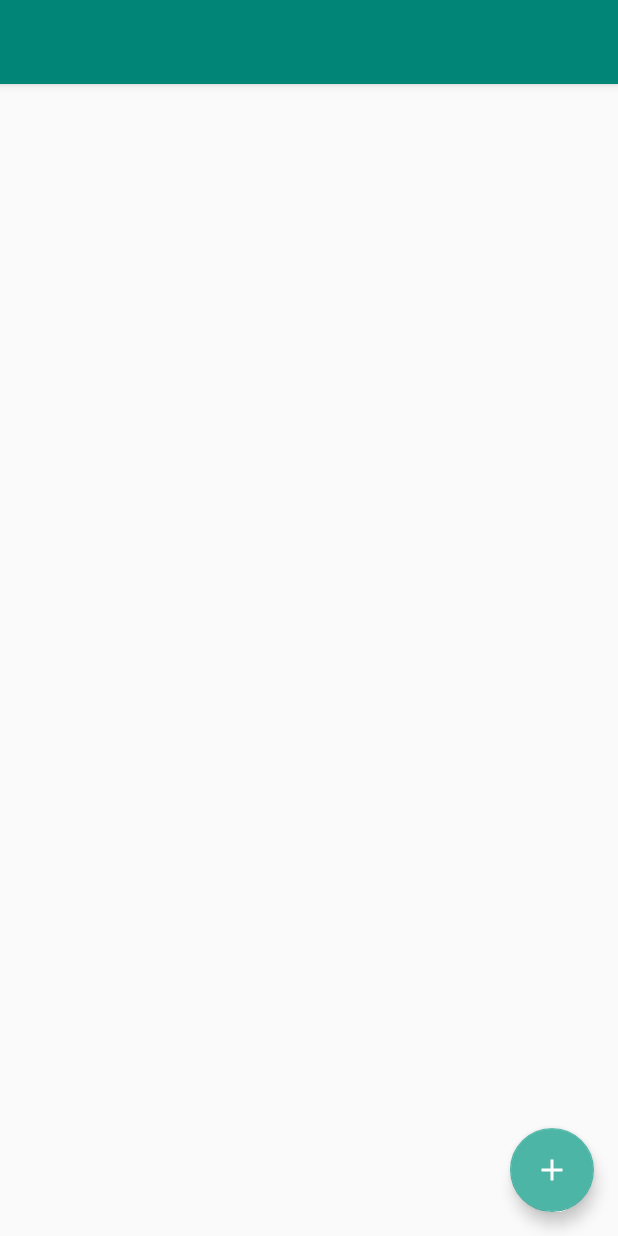
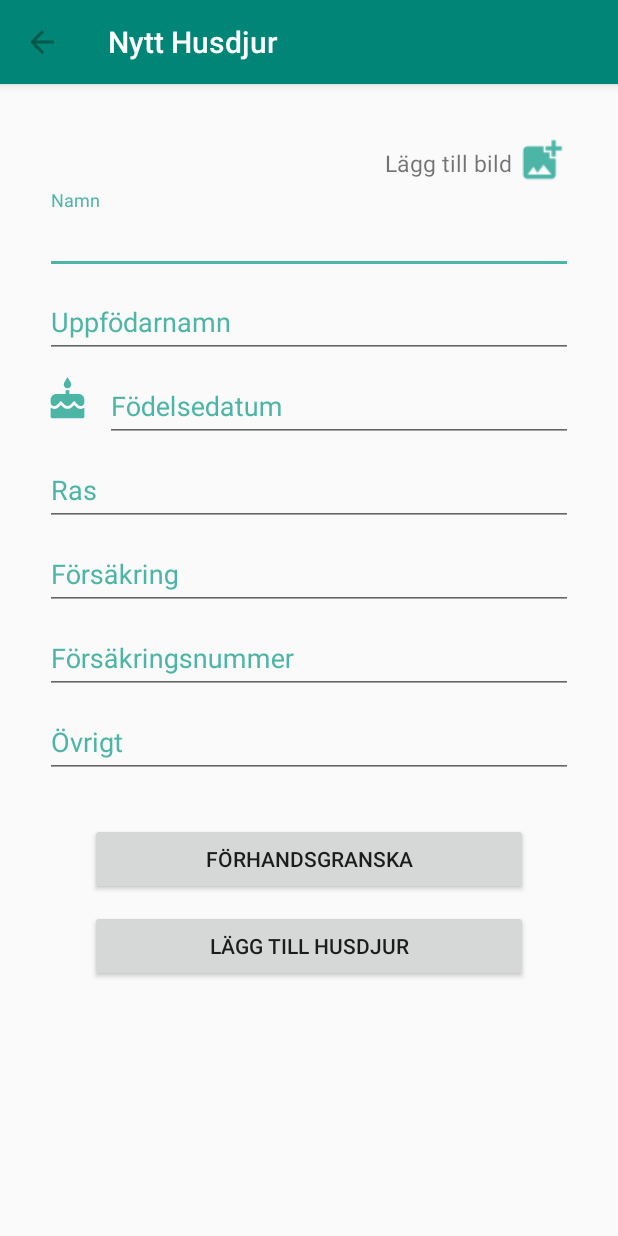
Before and after one commit to sara-sall/PetTrackerJava, an Android app: the screen it shows after launch once a user with an empty profile is signed in (MainActivity before the commit, AddPetActivity after it), after a tap on an icon or button, on a phone screen of 412 x 824 dp. Run offline under Robolectric (Android 15) with nearby library versions, the phone set to English and light mode, and no system bars; our stand-ins replace Firebase (no records; nobody signed in at launch, a user with empty details on screens opened directly), Picasso.

Commit message:
Adding new pets

```diff
--- a/app/build.gradle
+++ b/app/build.gradle
@@ -5,7 +5,7 @@ android {
     compileSdkVersion 28
     defaultConfig {
         applicationId "com.example.pettracker"
-        minSdkVersion 15
+        minSdkVersion 17
         targetSdkVersion 28
         versionCode 1
         versionName "1.0"
--- /dev/null
+++ b/app/src/main/java/com/example/pettracker/AddPetActivity.java
@@ -0,0 +1,285 @@
+package com.example.pettracker;
+
+import android.app.DatePickerDialog;
+import android.content.ContentResolver;
+import android.content.Intent;
+import android.net.Uri;
+import android.support.annotation.NonNull;
+import android.support.annotation.Nullable;
+import android.support.design.widget.TextInputEditText;
+import android.support.design.widget.TextInputLayout;
+import android.support.v7.app.AppCompatActivity;
+import android.os.Bundle;
+import android.support.v7.widget.Toolbar;
+import android.text.InputType;
+import android.util.Log;
+import android.view.View;
+import android.webkit.MimeTypeMap;
+import android.widget.Button;
+import android.widget.DatePicker;
+import android.widget.EditText;
+import android.widget.ImageView;
+import android.widget.LinearLayout;
+import android.widget.ProgressBar;
+import android.widget.TextView;
+import android.widget.Toast;
+
+import com.google.android.gms.tasks.OnFailureListener;
+import com.google.android.gms.tasks.OnSuccessListener;
+import com.google.firebase.auth.FirebaseAuth;
+import com.google.firebase.firestore.CollectionReference;
+import com.google.firebase.firestore.DocumentReference;
+import com.google.firebase.firestore.FirebaseFirestore;
+import com.google.firebase.firestore.auth.User;
+import com.google.firebase.storage.FirebaseStorage;
+import com.google.firebase.storage.OnProgressListener;
+import com.google.firebase.storage.StorageReference;
+import com.google.firebase.storage.UploadTask;
+import com.squareup.picasso.Picasso;
+
+import java.util.Calendar;
+import java.util.UUID;
+
+public class AddPetActivity extends AppCompatActivity implements View.OnClickListener {
+    private Toolbar toolbar;
+    private ProgressBar progressBar;
+
+    private EditText nameInput;
+    private EditText breederInput;
+    private LinearLayout dateLayout;
+    private TextInputLayout datetextLay;
+
+    private EditText raceInput;
+    private EditText insuranceInput;
+    private EditText insuranceNRinput;
+
+
+
+    private EditText otherInput;
+    private ImageView petImage;
+    private ImageView imageDeleteBtn;
+    private LinearLayout addImageBtn;
+
+    private Button previewPetBtn;
+    private Button addPetBtn;
+
+    private String name;
+    private String breederName;
+    private int bDay;
+    private int bMonth;
+    private int bYear;
+    private String race;
+    private String insurance;
+    private String insuranceNR;
+    private String other;
+
+    private static final int PICK_IMAGE_REQUEST =1;
+    private Uri imageUri;
+    private String uniqueId;
+
+    private EditText dateInput;
+    private DatePickerDialog picker;
+
+    private FirebaseFirestore db;
+    private CollectionReference petsRef;
+
+    private FirebaseAuth mAuth;
+    private String user;
+
+    private StorageReference fileReference;
+    private StorageReference imageStorageRef;
+
+
+
+
+    @Override
+    protected void onCreate(Bundle savedInstanceState) {
+        super.onCreate(savedInstanceState);
+        setContentView(R.layout.activity_add_pet);
+
+        toolbar = findViewById(R.id.toolbarID);
+        toolbar.setTitle("Nytt Husdjur");
+
+        this.setSupportActionBar(toolbar);
+        getSupportActionBar().setDisplayHomeAsUpEnabled(true);
+        getSupportActionBar().setDisplayShowHomeEnabled(true);
+
+        mAuth = FirebaseAuth.getInstance();
+        user = mAuth.getCurrentUser().getUid();
+
+        petsRef = FirebaseFirestore.getInstance().collection("users").document(user).collection("pets");
+        imageStorageRef = FirebaseStorage.getInstance().getReference();
+
+        progressBar = (ProgressBar) findViewById(R.id.progressbarAR);
+
+        addImageBtn = (LinearLayout) findViewById(R.id.addImageLayout);
+        addImageBtn.setOnClickListener(this);
+        petImage = (ImageView) findViewById(R.id.imageLayout);
+        imageDeleteBtn = (ImageView) findViewById(R.id.imageDeleteButton);
+        imageDeleteBtn.setOnClickListener(this);
+
+        nameInput = (EditText) findViewById(R.id.petNameID);
+        breederInput = (EditText) findViewById(R.id.breederNameID);
+        dateInput = (EditText) findViewById(R.id.birthdateID);
+        dateLayout = (LinearLayout) findViewById(R.id.birthdateLayoutID);
+        datetextLay = (TextInputLayout) findViewById(R.id.birthdateTILID);
+
+        raceInput = (EditText) findViewById(R.id.raceID);
+        insuranceInput = (EditText) findViewById(R.id.insuranceInputID);
+        insuranceNRinput = (EditText) findViewById(R.id.insuranceInputID);
+        otherInput = (EditText) findViewById(R.id.otherInputID);
+
+        previewPetBtn = (Button) findViewById(R.id.petPreviewID);
+        previewPetBtn.setOnClickListener(this);
+
+        addPetBtn = (Button) findViewById(R.id.petCreateID);
+        addPetBtn.setOnClickListener(this);
+
+        dateInput.setInputType(InputType.TYPE_NULL);
+        dateLayout.setOnClickListener(this);
+        dateInput.setOnClickListener(this);
+        datetextLay.setOnClickListener(this);
+
+    }
+
+    @Override
+    public void onClick(View v) {
+        name = nameInput.getText().toString().trim();
+        breederName = breederInput.getText().toString().trim();
+        race = raceInput.getText().toString().trim();
+        insurance = insuranceInput.getText().toString().trim();
+        insuranceNR = insuranceNRinput.getText().toString().trim();
+        other = otherInput.getText().toString().trim();
+
+
+        if(v.getId() == R.id.birthdateID || v.getId() == R.id.birthdateLayoutID || v.getId() == R.id.birthdateTILID){
+                final Calendar cldr = Calendar.getInstance();
+                int day = cldr.get(Calendar.DAY_OF_MONTH);
+                int month = cldr.get(Calendar.MONTH);
+                int year = cldr.get(Calendar.YEAR);
+
+
+                picker = new DatePickerDialog(AddPetActivity.this, new DatePickerDialog.OnDateSetListener() {
+                    @Override
+                    public void onDateSet(DatePicker view, int year, int month, int dayOfMonth) {
+
+                        dateInput.setText(dayOfMonth + "/" + month +"/" + year);
+                        bDay = dayOfMonth;
+                        bMonth = month;
+                        bYear = year;
+                    }
+                }, year, month, day);
+                picker.getDatePicker().setSpinnersShown(true);
+                picker.getDatePicker().setCalendarViewShown(false);
+                picker.show();
+        }
+
+        switch (v.getId()){
+
+
+            case R.id.imageDeleteButton:
+                imageUri = null;
+                imageDeleteBtn.setVisibility(View.GONE);
+                petImage.setVisibility(View.GONE);
+                break;
+
+            case R.id.addImageLayout:
+                openFileChooser();
+                break;
+
+            case R.id.petCreateID:
+                if(name == null){
+                    nameInput.setError("Namn behöver fyllas i");
+                    nameInput.requestFocus();
+                    return;
+                }
+                uploadNewPet();
+                break;
+
+            case R.id.petPreviewID:
+                break;
+        }
+    }
+
+    private void checkInput(){
+        if(breederName ==null){
+            breederName = "";
+        }
+    }
+
+    private void openFileChooser(){
+        Intent intent = new Intent();
+        intent.setType("image/*");
+        intent.setAction(Intent.ACTION_GET_CONTENT);
+        startActivityForResult(intent, PICK_IMAGE_REQUEST);
+    }
+
+    private String getFileExtension(Uri uri){
+        ContentResolver cR = getContentResolver();
+        MimeTypeMap mime = MimeTypeMap.getSingleton();
+        return mime.getExtensionFromMimeType(cR.getType(uri));
+
+    }
+
+    @Override
+    protected void onActivityResult(int requestCode, int resultCode, @Nullable Intent data) {
+        super.onActivityResult(requestCode, resultCode, data);
+
+        if(requestCode == PICK_IMAGE_REQUEST && resultCode == RESULT_OK && data != null && data.getData() != null){
+            imageUri = data.getData();
+
+            Picasso.with(this).load(imageUri).resize(250, 250).onlyScaleDown().centerInside().into(petImage);
+            if(petImage.getVisibility() == View.GONE){
+                petImage.setVisibility(View.VISIBLE);
+                imageDeleteBtn.setVisibility(View.VISIBLE);
+
+            }
+        }
+    }
+
+    private void uploadNewPet(){
+
+        if(imageUri != null){
+            uniqueId = UUID.randomUUID().toString();
+            fileReference = imageStorageRef.child(uniqueId + "." + getFileExtension(imageUri));
+            fileReference.putFile(imageUri).addOnSuccessListener(new OnSuccessListener<UploadTask.TaskSnapshot>() {
+                @Override
+                public void onSuccess(UploadTask.TaskSnapshot taskSnapshot) {
+                    progressBar.setVisibility(View.GONE);
+                    Log.d("!!!", "2");
+                }
+            }).addOnFailureListener(new OnFailureListener() {
+                @Override
+                public void onFailure(@NonNull Exception e) {
+                    Toast.makeText(getApplicationContext(), "Bild kunde inte laddas upp", Toast.LENGTH_SHORT).show();
+                    //return;
+                }
+            }).addOnProgressListener(new OnProgressListener<UploadTask.TaskSnapshot>() {
+                @Override
+                public void onProgress(UploadTask.TaskSnapshot taskSnapshot) {
+                    progressBar.setVisibility(View.VISIBLE);
+                }
+            });
+        }
+
+        Log.d("!!!", "3");
+
+        String image = "";
+        if(imageUri != null){
+            image = uniqueId + "." + getFileExtension(imageUri);
+        }
+        Pets pet = new Pets(name, breederName, bDay, bMonth, bYear, race, insurance, insuranceNR,other, image, "");
+        //Pets pet = new Pets(name, "", 1, 10, 2000, "", "", "","", image, "");
+        petsRef.add(pet).addOnSuccessListener(new OnSuccessListener<DocumentReference>() {
+            @Override
+            public void onSuccess(DocumentReference documentReference) {
+                onBackPressed();
+            }
+        }).addOnFailureListener(new OnFailureListener() {
+            @Override
+            public void onFailure(@NonNull Exception e) {
+                Toast.makeText(getApplicationContext(), "Recept kunde inte laddas upp", Toast.LENGTH_SHORT).show();
+            }
+        });
+    }
+}
--- a/app/src/main/java/com/example/pettracker/MainActivity.java
+++ b/app/src/main/java/com/example/pettracker/MainActivity.java
@@ -44,8 +44,6 @@ public class MainActivity extends AppCompatActivity {
     private RecyclerView.LayoutManager layoutManager;
     private MyPetsListAdapter adapter;
     private Toolbar toolbar;
-    private DividerItemDecoration itemDecoration;
-    private ImageView favoriteButton;
     private ArrayList<Pets> myPetsList;
 
     private FloatingActionButton fab;
@@ -72,8 +70,8 @@ public class MainActivity extends AppCompatActivity {
         fab.setOnClickListener(new View.OnClickListener() {
             @Override
             public void onClick(View v) {
-/*                Intent intent = new Intent(v.getContext(), AddRecepeActivity.class);
-                v.getContext().startActivity(intent);*/
+               Intent intent = new Intent(v.getContext(), AddPetActivity.class);
+                v.getContext().startActivity(intent);
             }
         });
 
--- /dev/null
+++ b/app/src/main/res/drawable/ic_add_circle_outline_black_24dp.xml
@@ -0,0 +1,5 @@
+<vector android:height="24dp" android:tint="#4CB5A6"
+    android:viewportHeight="24.0" android:viewportWidth="24.0"
+    android:width="24dp" xmlns:android="http://schemas.android.com/apk/res/android">
+    <path android:fillColor="#FF000000" android:pathData="M13,7h-2v4L7,11v2h4v4h2v-4h4v-2h-4L13,7zM12,2C6.48,2 2,6.48 2,12s4.48,10 10,10 10,-4.48 10,-10S17.52,2 12,2zM12,20c-4.41,0 -8,-3.59 -8,-8s3.59,-8 8,-8 8,3.59 8,8 -3.59,8 -8,8z"/>
+</vector>
--- /dev/null
+++ b/app/src/main/res/drawable/ic_cake_color_24dp.xml
@@ -0,0 +1,5 @@
+<vector android:height="24dp" android:tint="#4CB5A6"
+    android:viewportHeight="24.0" android:viewportWidth="24.0"
+    android:width="24dp" xmlns:android="http://schemas.android.com/apk/res/android">
+    <path android:fillColor="#FF000000" android:pathData="M12,6c1.11,0 2,-0.9 2,-2 0,-0.38 -0.1,-0.73 -0.29,-1.03L12,0l-1.71,2.97c-0.19,0.3 -0.29,0.65 -0.29,1.03 0,1.1 0.9,2 2,2zM16.6,15.99l-1.07,-1.07 -1.08,1.07c-1.3,1.3 -3.58,1.31 -4.89,0l-1.07,-1.07 -1.09,1.07C6.75,16.64 5.88,17 4.96,17c-0.73,0 -1.4,-0.23 -1.96,-0.61L3,21c0,0.55 0.45,1 1,1h16c0.55,0 1,-0.45 1,-1v-4.61c-0.56,0.38 -1.23,0.61 -1.96,0.61 -0.92,0 -1.79,-0.36 -2.44,-1.01zM18,9h-5L13,7h-2v2L6,9c-1.66,0 -3,1.34 -3,3v1.54c0,1.08 0.88,1.96 1.96,1.96 0.52,0 1.02,-0.2 1.38,-0.57l2.14,-2.13 2.13,2.13c0.74,0.74 2.03,0.74 2.77,0l2.14,-2.13 2.13,2.13c0.37,0.37 0.86,0.57 1.38,0.57 1.08,0 1.96,-0.88 1.96,-1.96L20.99,12C21,10.34 19.66,9 18,9z"/>
+</vector>
--- /dev/null
+++ b/app/src/main/res/drawable/ic_delete_color_24dp.xml
@@ -0,0 +1,5 @@
+<vector android:height="24dp" android:tint="#4CB5A6"
+    android:viewportHeight="24.0" android:viewportWidth="24.0"
+    android:width="24dp" xmlns:android="http://schemas.android.com/apk/res/android">
+    <path android:fillColor="#FF000000" android:pathData="M19,6.41L17.59,5 12,10.59 6.41,5 5,6.41 10.59,12 5,17.59 6.41,19 12,13.41 17.59,19 19,17.59 13.41,12z"/>
+</vector>
--- /dev/null
+++ b/app/src/main/res/layout/activity_add_pet.xml
@@ -0,0 +1,269 @@
+<?xml version="1.0" encoding="utf-8"?>
+<RelativeLayout
+    xmlns:android="http://schemas.android.com/apk/res/android"
+    xmlns:app="http://schemas.android.com/apk/res-auto"
+    xmlns:tools="http://schemas.android.com/tools"
+    android:layout_width="match_parent"
+    android:layout_height="match_parent">
+
+    <include
+        android:id="@+id/toolbarID"
+        layout="@layout/toolbar" />
+
+    <ScrollView
+        android:layout_width="match_parent"
+        android:layout_height="match_parent">
+
+
+        <LinearLayout
+            android:layout_width="match_parent"
+            android:layout_height="match_parent"
+            android:layout_marginTop="?actionBarSize"
+            android:orientation="vertical"
+            android:padding="30dp">
+
+
+
+
+            <RelativeLayout
+                android:layout_width="match_parent"
+                android:layout_height="match_parent"
+                android:gravity="center">
+
+                <ImageView
+                    android:id="@+id/imageDeleteButton"
+                    android:layout_width="30dp"
+                    android:layout_height="30dp"
+                    android:src="@drawable/ic_delete_color_24dp"
+                    android:clickable="true"
+                    android:layout_alignRight="@id/imageLayout"
+                    android:visibility="gone"/>
+
+                <ImageView
+                    android:id="@+id/imageLayout"
+                    android:layout_width="match_parent"
+                    android:layout_height="250dp"
+                    android:layout_weight="1"
+                    android:visibility="gone"/>
+
+
+                <RelativeLayout
+
+                    android:layout_width="match_parent"
+                    android:layout_height="match_parent"
+                    android:layout_below="@id/imageLayout"
+                    android:gravity="end">
+
+                    <LinearLayout
+                        android:id="@+id/addImageLayout"
+                        android:clickable="true"
+                        android:layout_width="wrap_content"
+                        android:layout_height="wrap_content"
+                        android:gravity="bottom"
+                        android:orientation="horizontal">
+
+                        <TextView
+                            android:layout_width="wrap_content"
+                            android:layout_height="wrap_content"
+                            android:layout_weight="1"
+                            android:textSize="15dp"
+                            android:text="Lägg till bild"
+                            android:layout_marginStart="5dp"
+                            android:paddingBottom="7dp"
+
+                            />
+
+                        <ImageView
+                            android:id="@+id/addImageID"
+                            android:layout_width="30dp"
+                            android:layout_height="30dp"
+                            android:layout_weight="1"
+                            android:layout_margin="5dp"
+                            app:srcCompat="@drawable/ic_action_name" />
+                    </LinearLayout>
+
+
+                </RelativeLayout>
+
+
+
+            </RelativeLayout>
+
+            <android.support.design.widget.TextInputLayout
+                android:layout_width="match_parent"
+                android:layout_height="wrap_content"
+                android:textColorHint="@color/colorAccent">
+
+                <android.support.design.widget.TextInputEditText
+                    android:id="@+id/petNameID"
+                    android:layout_width="match_parent"
+                    android:layout_height="wrap_content"
+                    android:hint="@string/pet_name_input"
+                    android:maxLines="1"
+                    android:shadowColor="@color/colorPrimaryDark"
+                    android:singleLine="true"
+                    android:textColor="@color/colorPrimaryDark" />
+
+            </android.support.design.widget.TextInputLayout>
+
+            <android.support.design.widget.TextInputLayout
+                android:layout_width="match_parent"
+                android:layout_height="match_parent"
+                android:textColorHint="@color/colorAccent">
+
+                <android.support.design.widget.TextInputEditText
+                    android:id="@+id/breederNameID"
+                    android:layout_width="match_parent"
+                    android:layout_height="wrap_content"
+                    android:hint="@string/pet_name_breeder_input"
+                    android:maxLines="1"
+                    android:shadowColor="@color/colorPrimaryDark"
+
+                    android:singleLine="true"
+                    android:textColor="@color/colorPrimaryDark" />
+
+            </android.support.design.widget.TextInputLayout>
+
+            <LinearLayout
+                android:id="@+id/birthdateLayoutID"
+                android:layout_width="match_parent"
+                android:layout_height="match_parent"
+                android:gravity="center_vertical"
+                android:orientation="horizontal"
+                android:clickable="true">
+
+                <ImageView
+                    android:id="@+id/imageView2"
+                    android:layout_width="30dp"
+                    android:layout_height="30dp"
+                    android:layout_marginRight="10dp"
+                    android:src="@drawable/ic_cake_color_24dp" />
+
+                <android.support.design.widget.TextInputLayout
+                    android:id="@+id/birthdateTILID"
+                    android:layout_width="match_parent"
+                    android:layout_height="wrap_content"
+                    android:textColorHint="@color/colorAccent"
+                    android:layout_weight="1"
+                    android:clickable="true">
+
+                    <android.support.design.widget.TextInputEditText
+                        android:id="@+id/birthdateID"
+                        android:layout_width="match_parent"
+                        android:layout_height="match_parent"
+                        android:hint="@string/birthdateInput"
+                        android:maxLines="1"
+                        android:shadowColor="@color/colorPrimaryDark"
+                        android:singleLine="true"
+                        android:textColor="@color/colorPrimaryDark" />
+                </android.support.design.widget.TextInputLayout>
+
+            </LinearLayout>
+
+
+
+            <android.support.design.widget.TextInputLayout
+                android:layout_width="match_parent"
+                android:layout_height="match_parent"
+                android:textColorHint="@color/colorAccent">
+
+                <android.support.design.widget.TextInputEditText
+                    android:id="@+id/raceID"
+                    android:layout_width="match_parent"
+                    android:layout_height="match_parent"
+                    android:hint="@string/raceInput"
+                    android:maxLines="1"
+                    android:shadowColor="@color/colorPrimaryDark"
+                    android:singleLine="true"
+                    android:textColor="@color/colorPrimaryDark" />
+            </android.support.design.widget.TextInputLayout>
+
+            <android.support.design.widget.TextInputLayout
+                android:layout_width="match_parent"
+                android:layout_height="match_parent"
+                android:textColorHint="@color/colorAccent">
+
+                <android.support.design.widget.TextInputEditText
+                    android:id="@+id/insuranceInputID"
+                    android:layout_width="match_parent"
+                    android:layout_height="match_parent"
+                    android:hint="@string/insurance_name"
+                    android:maxLines="1"
+                    android:shadowColor="@color/colorPrimaryDark"
+                    android:singleLine="true"
+                    android:textColor="@color/colorPrimaryDark" />
+            </android.support.design.widget.TextInputLayout>
+
+            <android.support.design.widget.TextInputLayout
+                android:layout_width="match_parent"
+                android:layout_height="match_parent"
+                android:textColorHint="@color/colorAccent">
+
+                <android.support.design.widget.TextInputEditText
+                    android:id="@+id/insuranceNrInputID"
+                    android:layout_width="match_parent"
+                    android:layout_height="match_parent"
+                    android:hint="@string/insurance_nr"
+                    android:inputType="number"
+                    android:maxLines="1"
+                    android:shadowColor="@color/colorPrimaryDark"
+                    android:singleLine="true"
+                    android:textColor="@color/colorPrimaryDark" />
+            </android.support.design.widget.TextInputLayout>
+
+            <android.support.design.widget.TextInputLayout
+                android:layout_width="match_parent"
+                android:layout_height="match_parent"
+                android:textColorHint="@color/colorAccent">
+
+                <android.support.design.widget.TextInputEditText
+                    android:id="@+id/otherInputID"
+                    android:layout_width="match_parent"
+                    android:layout_height="wrap_content"
+                    android:ems="10"
+                    android:hint="Övrigt"
+                    android:inputType="textMultiLine"
+                    android:shadowColor="@color/colorPrimaryDark"
+                    android:textColor="@color/colorPrimaryDark" />
+
+            </android.support.design.widget.TextInputLayout>
+
+            <LinearLayout
+                android:layout_width="match_parent"
+                android:layout_height="match_parent"
+                android:orientation="vertical"/>
+
+            <ProgressBar
+                android:id="@+id/progressbarAR"
+                android:layout_width="wrap_content"
+                android:layout_height="wrap_content"
+                android:layout_gravity="center"
+                android:visibility="gone"/>
+
+            <Button
+                android:id="@+id/petPreviewID"
+                android:layout_width="match_parent"
+                android:layout_height="wrap_content"
+                android:layout_marginLeft="30dp"
+                android:layout_marginTop="30dp"
+                android:layout_marginRight="30dp"
+                android:layout_marginBottom="10dp"
+                android:text="@string/petPreview" />
+
+            <Button
+                android:id="@+id/petCreateID"
+                android:layout_width="match_parent"
+                android:layout_height="wrap_content"
+                android:layout_marginLeft="30dp"
+                android:layout_marginRight="30dp"
+                android:layout_marginBottom="30dp"
+                android:text="@string/addPet" />
+
+
+        </LinearLayout>
+
+
+    </ScrollView>
+
+
+</RelativeLayout>
--- a/app/src/main/res/layout/toolbar.xml
+++ b/app/src/main/res/layout/toolbar.xml
@@ -5,6 +5,7 @@
     android:layout_height="?attr/actionBarSize"
     android:background="@color/colorPrimary"
     android:elevation="4dp"
+    android:theme="@style/toolbarTheme"
     >
 
 </android.support.v7.widget.Toolbar>
--- a/app/src/main/res/values/strings.xml
+++ b/app/src/main/res/values/strings.xml
@@ -9,4 +9,12 @@
     <string name="forgotten_password">Glömt lösenord</string>
     <string name="to_sign_up">Har du inte ett konto? Skapa ett!</string>
     <string name="send_password">Skicka lösenord</string>
+    <string name="pet_name_input">Namn</string>
+    <string name="pet_name_breeder_input">Uppfödarnamn</string>
+    <string name="birthdateInput">Födelsedatum</string>
+    <string name="insurance_name">Försäkring</string>
+    <string name="insurance_nr">Försäkringsnummer</string>
+    <string name="raceInput">Ras</string>
+    <string name="petPreview">Förhandsgranska</string>
+    <string name="addPet">Lägg till husdjur</string>
 </resources>
--- a/app/src/main/res/values/styles.xml
+++ b/app/src/main/res/values/styles.xml
@@ -7,5 +7,9 @@
         <item name="colorPrimaryDark">@color/colorPrimaryDark</item>
         <item name="colorAccent">@color/colorAccent</item>
     </style>
+    <style name="toolbarTheme" parent="Theme.AppCompat.Light.NoActionBar">
+        <item name="android:textColorPrimary">@color/colorOnPrimary</item>
+        <item name="android:textColorSecondary">@color/colorPrimaryDark</item>
+    </style>
 
 </resources>
```
Also changed, not shown: app/src/main/AndroidManifest.xml (+4 -5 lines), app/src/main/java/com/example/pettracker/Pets.java (+116 -0 lines), app/src/main/res/drawable-hdpi/ic_action_name.png (added), app/src/main/res/drawable-mdpi/ic_action_name.png (added), app/src/main/res/drawable-xhdpi/ic_action_name.png (added), app/src/main/res/drawable-xxhdpi/ic_action_name.png (added), app/src/main/res/drawable-xxxhdpi/ic_action_name.png (added).
